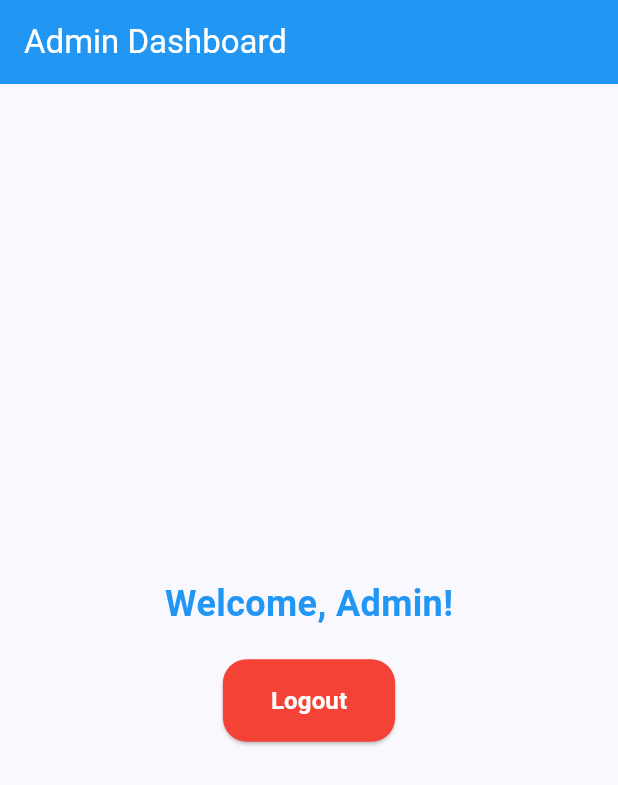
After one commit to maulanafn313/proyekmobilenugasyuk, a Flutter app: the AdminDashboardPage screen opened directly, on a phone screen of 412 x 824 dp. The commit adds this screen. Shown: the top 785 px of the screen. Run offline on Flutter 3.47's test engine with Material 3 defaults, Android fonts, the phone set to English and light mode, and no system bars; our stand-ins replace shared_preferences; accounts and stored records are empty.

Commit message:
update folder dart dan penambahan role admin

```diff
--- /dev/null
+++ b/lib/admin/dashboard_admin.dart
@@ -0,0 +1,60 @@
+import 'package:flutter/material.dart';
+import '../signin.dart';
+
+class AdminDashboardPage extends StatelessWidget {
+  const AdminDashboardPage({super.key});
+
+  @override
+  Widget build(BuildContext context) {
+    return Scaffold(
+      appBar: AppBar(
+        title: const Text(
+          'Admin Dashboard',
+          style: TextStyle(color: Colors.white),
+        ),
+        backgroundColor: Colors.blue,
+      ),
+      body: Column(
+        mainAxisAlignment: MainAxisAlignment.center,
+        children: [
+          const Center(
+            child: Text(
+              'Welcome, Admin!',
+              style: TextStyle(
+                fontSize: 24,
+                fontWeight: FontWeight.bold,
+                color: Colors.blue,
+              ),
+            ),
+          ),
+          const SizedBox(height: 20),
+          ElevatedButton(
+            onPressed: () {
+              // Arahkan kembali ke halaman login
+              Navigator.pushAndRemoveUntil(
+                context,
+                MaterialPageRoute(builder: (context) => const SignInPage()),
+                (route) => false, // Hapus semua route sebelumnya
+              );
+            },
+            style: ElevatedButton.styleFrom(
+              backgroundColor: Colors.red,
+              padding: const EdgeInsets.symmetric(horizontal: 32, vertical: 16),
+              shape: RoundedRectangleBorder(
+                borderRadius: BorderRadius.circular(16),
+              ),
+            ),
+            child: const Text(
+              'Logout',
+              style: TextStyle(
+                fontSize: 16,
+                fontWeight: FontWeight.bold,
+                color: Colors.white,
+              ),
+            ),
+          ),
+        ],
+      ),
+    );
+  }
+}
--- a/lib/signup.dart
+++ b/lib/signup.dart
@@ -1,7 +1,7 @@
 // ignore_for_file: use_build_context_synchronously
 
 import 'package:flutter/material.dart';
-import 'googlesignin.dart';
+import 'user/googlesignin.dart';
 import 'signin.dart';
 import 'auth_service.dart';
 
--- a/lib/dashboardpage.dart
+++ b/lib/user/dashboardpage.dart
@@ -1,7 +1,7 @@
 import 'package:flutter/material.dart';
 import 'package:provider/provider.dart';
-import 'auth_service.dart';
-import 'signin.dart';
+import '../auth_service.dart';
+import '../signin.dart';
 import 'schedule_provider.dart';
 import 'create_schedule.dart';
 import 'view_schedule.dart';
--- a/lib/googlesignin.dart
+++ b/lib/user/googlesignin.dart
@@ -1,5 +1,5 @@
 import 'package:flutter/material.dart';
-import 'signin.dart';
+import '../signin.dart';
 
 class GoogleSignInPage extends StatelessWidget {
   const GoogleSignInPage({super.key});
```
Also changed, not shown: lib/landing_page.dart (added, +94 -0 lines), lib/main.dart (+3 -94 lines), lib/signin.dart (+12 -3 lines), lib/user/create_schedule.dart (renamed from lib/create_schedule.dart), lib/user/detail_schedule.dart (renamed from lib/detail_schedule.dart), lib/user/forgot_password.dart (renamed from lib/forgot_password.dart), lib/user/schedule_provider.dart (renamed from lib/schedule_provider.dart), lib/user/verify_email.dart (renamed from lib/verify_email.dart), lib/user/view_schedule.dart (renamed from lib/view_schedule.dart).
